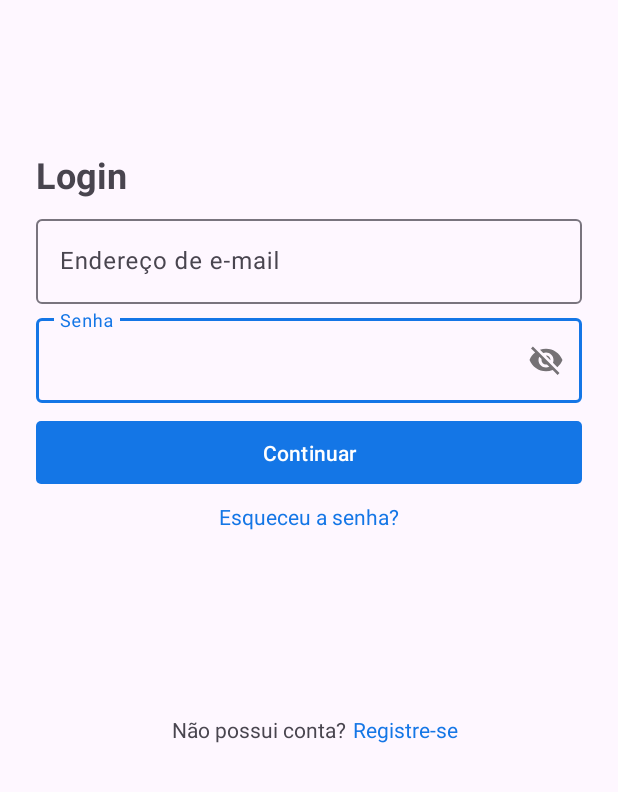
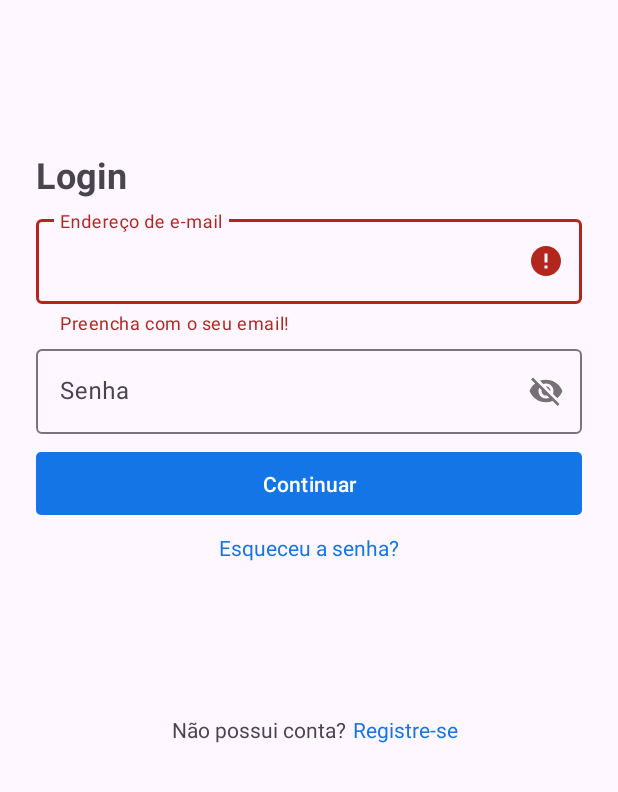
Before and after one commit to devallannascimento/App-AgendeBem, an Android app: the screen it shows after launch (LoginActivity), after a tap on an icon or button, on a phone screen of 412 x 824 dp, the part 444-1236 px from its top. Run offline under Robolectric (Android 15) with nearby library versions, the phone set to English and light mode, and no system bars; our stand-ins replace Firebase (no records; nobody signed in at launch, a user with empty details on screens opened directly); 2 other taps on this screen came first.

Commit message:
feat: verificação de login e usuário cadastrado

```diff
--- a/app/src/main/java/com/devallannascimento/agendebem/LoginActivity.kt
+++ b/app/src/main/java/com/devallannascimento/agendebem/LoginActivity.kt
@@ -4,11 +4,25 @@ import android.content.Intent
 import androidx.appcompat.app.AppCompatActivity
 import android.os.Bundle
 import com.devallannascimento.agendebem.databinding.ActivityLoginBinding
+import com.devallannascimento.agendebem.utils.exibirMensagem
+import com.google.firebase.auth.FirebaseAuth
+import com.google.firebase.auth.FirebaseAuthEmailException
+import com.google.firebase.auth.FirebaseAuthInvalidCredentialsException
+import com.google.firebase.auth.FirebaseAuthInvalidUserException
+import com.google.firebase.auth.FirebaseAuthWeakPasswordException
+import com.google.firebase.firestore.auth.FirebaseAuthCredentialsProvider
 
 class LoginActivity : AppCompatActivity() {
 
     private val binding by lazy {
         ActivityLoginBinding.inflate(layoutInflater)
+    }
+
+    private lateinit var email: String
+    private lateinit var senha: String
+
+    private val firebaseAuth by lazy {
+        FirebaseAuth.getInstance()
     }
 
     override fun onCreate(savedInstanceState: Bundle?) {
@@ -19,6 +33,21 @@ class LoginActivity : AppCompatActivity() {
 
     }
 
+    override fun onStart() {
+        super.onStart()
+        verificarUsuarioLogado()
+    }
+
+    private fun verificarUsuarioLogado() {
+        val usuarioAtual = firebaseAuth.currentUser
+
+        if (usuarioAtual != null){
+            startActivity(
+                Intent(this, MainActivity::class.java)
+            )
+        }
+    }
+
     private fun inicializarCliques() {
 
         binding.textRegistro.setOnClickListener {
@@ -27,5 +56,55 @@ class LoginActivity : AppCompatActivity() {
             )
         }
 
+        binding.btnLogin.setOnClickListener {
+            if (validarCampos()) {
+                logarUsuario()
+            }
+        }
+
+    }
+
+    private fun logarUsuario() {
+
+        firebaseAuth.signInWithEmailAndPassword(
+            email, senha
+        ).addOnSuccessListener {
+            exibirMensagem("Usuário logado com sucesso")
+            startActivity(
+                Intent(this, MainActivity::class.java)
+            )
+        }.addOnFailureListener { error ->
+            try {
+                throw error
+            } catch (erroUsuarioInvalido: FirebaseAuthInvalidUserException) {
+                erroUsuarioInvalido.printStackTrace()
+                exibirMensagem("E-mail não cadastrado")
+            } catch (erroSenhaInvalida: FirebaseAuthInvalidCredentialsException) {
+                erroSenhaInvalida.printStackTrace()
+                exibirMensagem("E-mail ou senha estão incorretos!")
+            }
+        }
+
+    }
+
+    private fun validarCampos(): Boolean {
+
+        email = binding.editEmail.text.toString()
+        senha = binding.editSenha.text.toString()
+
+        if (email.isNotEmpty()) {
+            binding.textInputEmail.error = null
+            if (senha.isNotEmpty()) {
+                binding.textInputSenha.error = null
+                return true
+            } else {
+                binding.textInputSenha.error = "Preencha com a sua!"
+                return false
+            }
+        } else {
+            binding.textInputEmail.error = "Preencha com o seu email!"
+            return false
+        }
+
     }
 }
--- a/app/src/main/res/layout/activity_login.xml
+++ b/app/src/main/res/layout/activity_login.xml
@@ -33,29 +33,7 @@
         app:layout_constraintTop_toBottomOf="@id/guidelineHorizontal" />
 
     <com.google.android.material.textfield.TextInputLayout
-        android:id="@+id/TextInputSenha"
-        android:layout_width="0dp"
-        android:layout_height="wrap_content"
-        android:layout_marginStart="24dp"
-        android:layout_marginTop="4dp"
-        android:layout_marginEnd="24dp"
-        app:layout_constraintEnd_toEndOf="parent"
-        app:layout_constraintHorizontal_bias="0.0"
-        app:layout_constraintStart_toStartOf="parent"
-        app:layout_constraintTop_toBottomOf="@+id/TextInputEmail"
-        app:passwordToggleEnabled="true">
-
-        <com.google.android.material.textfield.TextInputEditText
-            android:id="@+id/editSenha"
-            android:layout_width="match_parent"
-            android:layout_height="wrap_content"
-            android:hint="Senha"
-            android:inputType="text|textPassword"
-            android:password="false" />
-    </com.google.android.material.textfield.TextInputLayout>
-
-    <com.google.android.material.textfield.TextInputLayout
-        android:id="@+id/TextInputEmail"
+        android:id="@+id/textInputEmail"
         android:layout_width="0dp"
         android:layout_height="wrap_content"
         android:layout_marginStart="24dp"
@@ -74,8 +52,30 @@
             android:inputType="textEmailAddress" />
     </com.google.android.material.textfield.TextInputLayout>
 
+    <com.google.android.material.textfield.TextInputLayout
+        android:id="@+id/textInputSenha"
+        android:layout_width="0dp"
+        android:layout_height="wrap_content"
+        android:layout_marginStart="24dp"
+        android:layout_marginTop="4dp"
+        android:layout_marginEnd="24dp"
+        app:layout_constraintEnd_toEndOf="parent"
+        app:layout_constraintHorizontal_bias="0.0"
+        app:layout_constraintStart_toStartOf="parent"
+        app:layout_constraintTop_toBottomOf="@+id/textInputEmail"
+        app:passwordToggleEnabled="true">
+
+        <com.google.android.material.textfield.TextInputEditText
+            android:id="@+id/editSenha"
+            android:layout_width="match_parent"
+            android:layout_height="wrap_content"
+            android:hint="Senha"
+            android:inputType="text|textPassword"
+            android:password="false" />
+    </com.google.android.material.textfield.TextInputLayout>
+
     <Button
-        android:id="@+id/btnCadastrar"
+        android:id="@+id/btnLogin"
         android:layout_width="0dp"
         android:layout_height="50dp"
         android:layout_marginStart="24dp"
@@ -85,7 +85,7 @@
         app:cornerRadius="3dp"
         app:layout_constraintEnd_toEndOf="parent"
         app:layout_constraintStart_toStartOf="parent"
-        app:layout_constraintTop_toBottomOf="@+id/TextInputSenha" />
+        app:layout_constraintTop_toBottomOf="@+id/textInputSenha" />
 
     <TextView
         android:id="@+id/textRecuperar"
@@ -94,9 +94,9 @@
         android:layout_marginTop="8dp"
         android:text="Esqueceu a senha?"
         android:textColor="@color/corPrimaria"
-        app:layout_constraintEnd_toEndOf="@+id/btnCadastrar"
-        app:layout_constraintStart_toStartOf="@+id/btnCadastrar"
-        app:layout_constraintTop_toBottomOf="@+id/btnCadastrar" />
+        app:layout_constraintEnd_toEndOf="@+id/btnLogin"
+        app:layout_constraintStart_toStartOf="@+id/btnLogin"
+        app:layout_constraintTop_toBottomOf="@+id/btnLogin" />
 
     <TextView
         android:id="@+id/textConta"
```
